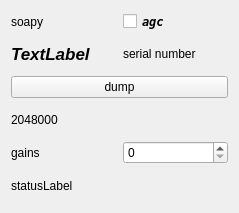
The window that sources/devices/soapy/soapy-widget.ui (JvanKatwijk/qt-dab) describes before a commit, drawn with Qt 5.
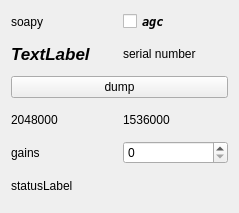
The same window after the commit.

What changed in the file:
```diff
--- a/sources/devices/soapy/soapy-widget.ui
+++ b/sources/devices/soapy/soapy-widget.ui
@@ -75,11 +75,22 @@
     </widget>
    </item>
    <item>
+    <layout class="QHBoxLayout" name="horizontalLayout_4">
+     <item>
     <widget class="QLabel" name="samplerateLabel">
      <property name="text">
       <string>2048000</string>
      </property>
     </widget>
+     </item>
+     <item>
+      <widget class="QLabel" name="bandwidthLabel">
+       <property name="text">
+        <string>1536000</string>
+       </property>
+      </widget>
+     </item>
+    </layout>
    </item>
    <item>
     <layout class="QHBoxLayout" name="horizontalLayout_2">
```
Lines whose indentation alone changed are shown as unchanged.
